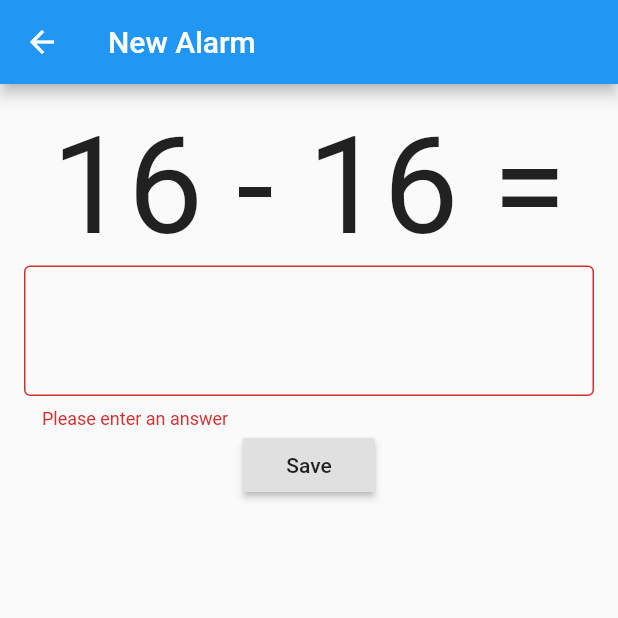
After one commit to Kithor/Puzzle-Clock, a Flutter app: the Math screen opened directly, after a tap on "Save", on a phone screen of 412 x 824 dp, the top half of it. The commit adds this screen. Run offline on Flutter 3.47's test engine with Material 2 defaults, Android fonts, the phone set to English and light mode, and no system bars; our stand-ins replace datetime_picker_formfield.

Commit message:
More Changes!

```diff
--- a/lib/alarm.dart
+++ b/lib/alarm.dart
@@ -29,7 +29,6 @@ class Alarm{
   void start(context){
     /* Notification with sound */
     //trigger puzzle
-    print('trigger puzzle');
     puzzlePicker(context);
   }
 }
--- a/lib/main.dart
+++ b/lib/main.dart
@@ -9,7 +9,7 @@ class App extends StatefulWidget {
   _AppState createState() => _AppState();
 }
 
-class _AppState extends State<App> with RouteAware{
+class _AppState extends State<App>{
   final GlobalKey<AnimatedListState> _listKey = GlobalKey<AnimatedListState>();
   ListModel _list;
   var _selectedItem;
@@ -19,7 +19,7 @@ class _AppState extends State<App> with RouteAware{
     super.initState();
     _list = ListModel(
       listKey: _listKey,
-      initialItems: Alarm.alarmList,//[Alarm("Default", DateTime.now().minute + 1, null)],
+      initialItems: Alarm.alarmList,
       removedItemBuilder: _buildRemovedItem,
     );
     print(_list._items);
@@ -66,7 +66,6 @@ class _AppState extends State<App> with RouteAware{
   // Remove the selected item from the list model.
   void _remove() {
     if (_selectedItem != null) {
-      print(_list.indexOf(_selectedItem));
       _list.removeAt(_list.indexOf(_selectedItem));
       Alarm.alarmList.removeAt(Alarm.alarmList.indexOf(_selectedItem));
       setState(() {
@@ -77,6 +76,7 @@ class _AppState extends State<App> with RouteAware{
 
   // Start the clock to check every minute for an alarm
   void _startClock(){
+    if(Alarm.clockStarted == false){
       new Timer.periodic(new Duration(milliseconds: 5), (syncTimer) { //Sync Timer (syncTimer)
         if(DateTime.now().second == 00){
           Timer.periodic(const Duration(minutes:1), (periodTimer) { //Periodic Timer (_)
@@ -86,6 +86,8 @@ class _AppState extends State<App> with RouteAware{
           syncTimer.cancel();
         }
       });
+      Alarm.clockStarted = true;
+    }
   }
 
   //A function to check the list for an alarm every tick
@@ -93,7 +95,6 @@ class _AppState extends State<App> with RouteAware{
     print('${alarm.time} // ${DateTime.now()}');
     if(alarm.time.hour == DateTime.now().hour && alarm.isSet == true){
       if(alarm.time.minute <= DateTime.now().minute){
-        print('beep');
         alarm.isSet = false;
         alarm.start(context);
       }
--- /dev/null
+++ b/lib/puzzles/math.dart
@@ -0,0 +1,107 @@
+import 'package:flutter/material.dart';
+import 'dart:math';
+import '../main.dart';
+
+class Math extends StatefulWidget{
+  @override
+  _MathState createState() => _MathState();
+}
+
+class _MathState extends State<Math>{
+  final GlobalKey<FormState> _formKey = new GlobalKey<FormState>();
+  var _eqn;
+
+  @override
+  void initState(){
+    super.initState();
+    _eqn = createEqn();
+    print(_eqn);
+  }
+
+  void submit(){
+    _formKey.currentState.save();
+    //this is where you would write conditions to create another eqn
+    dispose();
+    Navigator.push(
+      context,
+      MaterialPageRoute(builder: (context) => App()),
+    );
+  }
+
+  @override
+  Widget build (BuildContext context){
+    return Scaffold(
+      appBar: AppBar(
+        title: Text("New Alarm")
+      ),
+      body: Padding(
+        padding: const EdgeInsets.all(16.0),
+        child: Form(
+          key: this._formKey,
+          child: Column(
+            children: <Widget>[
+              Text ('${_eqn['num1']} ${_eqn['op']} ${_eqn['num2']} =',
+                style: new TextStyle(
+                  fontSize: 90.0
+                ),
+              ),
+              TextFormField(
+                keyboardType: TextInputType.numberWithOptions(),
+                decoration: InputDecoration(
+                  border: OutlineInputBorder()
+                ),
+                style: new TextStyle(
+                  fontSize: 40.0,
+                  color: Colors.black
+                ),
+                validator: (value){
+                  if(value.toString().isEmpty){
+                    return 'Please enter an answer';
+                  }
+                  if(value.toString() != _eqn['ans'].toString()){
+                    print(_eqn['ans']);
+                    return 'Incorrect Answer';
+                  }
+                },
+              ),
+              RaisedButton(
+                child: const Text('Save'),
+                onPressed: () {
+                  if (_formKey.currentState.validate()) {
+                      this.submit();
+                  }
+                }
+              )
+            ]
+          )
+        )
+      )
+    );
+  }
+}
+
+/* THIS IS THE LOGIC FOR THE PUZZLE BELOW*/
+createEqn(){
+  var randomNum1 = new Random().nextInt(21);
+  var randomNum2 = new Random().nextInt(21);
+  var randomOper = new Random().nextInt(2);
+  var operDisp;
+  var answer;
+
+  if (randomOper == 0) {
+      operDisp = '-';
+      answer = randomNum1 - randomNum2;
+  }
+  else if (randomOper == 1) {
+      operDisp = '+';
+      answer = randomNum1 + randomNum2;
+  }
+
+  var obj = {
+    'num1': randomNum1,
+    'num2': randomNum2,
+    'op': operDisp,
+    'ans': answer
+  };
+  return obj;
+}
```
Also changed, not shown: lib/clock.dart (deleted, +0 -45 lines), lib/puzzles/puzzle.dart (+5 -4 lines). Lines whose indentation alone changed are shown as unchanged.
